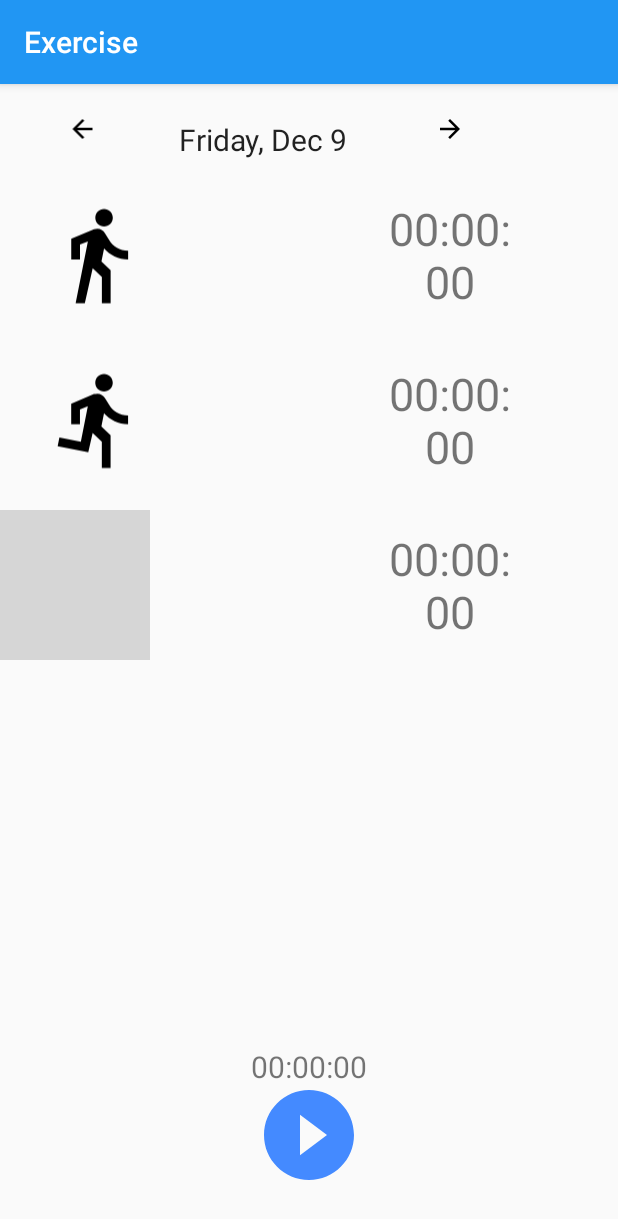
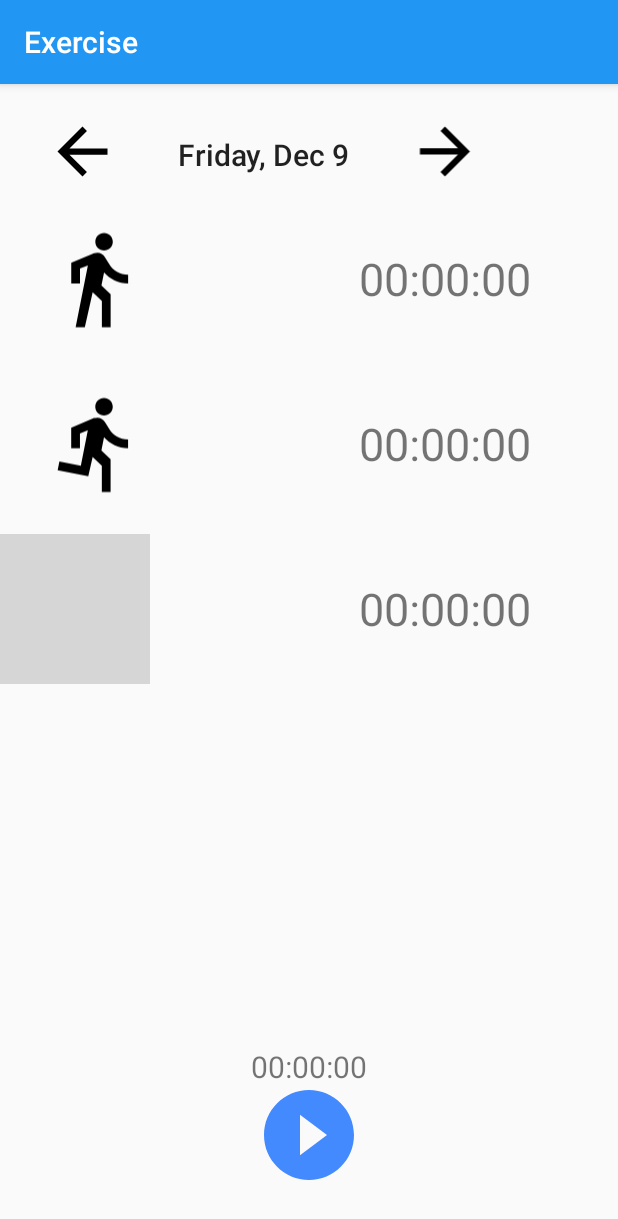
Before and after one commit to alexisfat/HelloHydration, an Android app: the ExerciseTracker screen opened directly, with no data from a screen before it, on a phone screen of 412 x 824 dp. Shown: the top 1219 px of the screen. Run offline under Robolectric (Android 15) with nearby library versions, the phone set to English and light mode, and no system bars; grey boxes are pictures that could not be loaded.

Commit message:
changed layout so time fits the on the line

```diff
--- a/app/src/main/res/layout/activity_exercisetracker.xml
+++ b/app/src/main/res/layout/activity_exercisetracker.xml
@@ -12,8 +12,8 @@
 
             <ImageView
                 android:paddingLeft="10dp"
-                android:layout_width="20dp"
-                android:layout_height="20dp"
+                android:layout_width="50dp"
+                android:layout_height="50dp"
                 app:srcCompat="@drawable/ic_arrow_back_black_24dp"
                 android:id="@+id/arrow1" />
 
@@ -23,15 +23,16 @@
                 android:layout_height="wrap_content"
                 android:padding="3dip"
                 android:gravity="center_horizontal"
-                android:textAppearance="@style/TextAppearance.AppCompat"
-                android:textSize="20sp"
-                android:paddingLeft="30dp"
-                android:paddingRight="30dp"
-                android:layout_width="150dp" />
+                android:textAppearance="@style/TextAppearance.AppCompat.Title"
+                android:layout_marginLeft="15dp"
+                android:paddingLeft="10dp"
+                android:layout_marginTop="10dp"
+
+                android:layout_width="match_parent" />
 
             <ImageView
-                android:layout_width="20dp"
-                android:layout_height="20dp"
+                android:layout_width="50dp"
+                android:layout_height="50dp"
                 app:srcCompat="@drawable/ic_arrow_back_black_24dp"
                 android:rotation="180"
                 android:id="@+id/arrow2" />
@@ -55,7 +56,8 @@
                 android:id="@+id/walkingTime"
                 android:text="00:00:00"
                 android:textSize="30dp"
-                android:layout_width="100dp"
+                android:paddingRight="30dp"
+                android:layout_width="match_parent"
                 android:layout_height="100dp"
                 android:gravity="center"
                 android:padding="3dip" />
```
